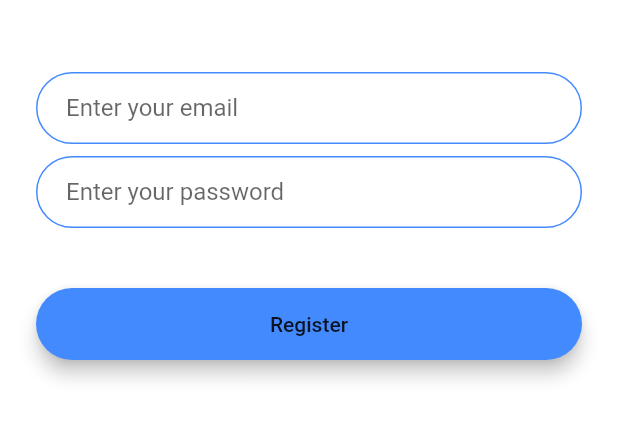
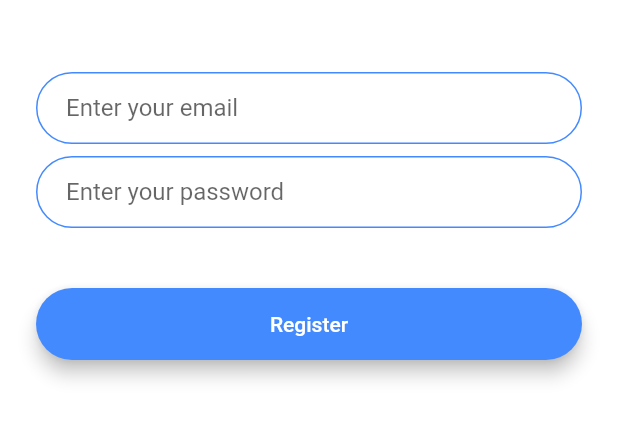
Before and after one commit to Ayushd70/flashchat, a Flutter app: the RegistrationScreen screen opened by its route, on a phone screen of 412 x 824 dp, the part 576-1018 px from its top. Run offline on Flutter 3.47's test engine with Material 2 defaults, Android fonts, the phone set to English and light mode, and no system bars; our stand-ins replace animated_text_kit.

Commit message:
flashchat: rounded_button: change the text color to white
Signed-off-by: Ayush Dubey <ayushdubey70@gmail.com>

```diff
--- a/lib/components/rounded_button.dart
+++ b/lib/components/rounded_button.dart
@@ -21,6 +21,9 @@ class RoundedButton extends StatelessWidget {
           height: 42.0,
           child: Text(
             title,
+            style: TextStyle(
+              color: Colors.white,
+            ),
           ),
         ),
       ),
```
